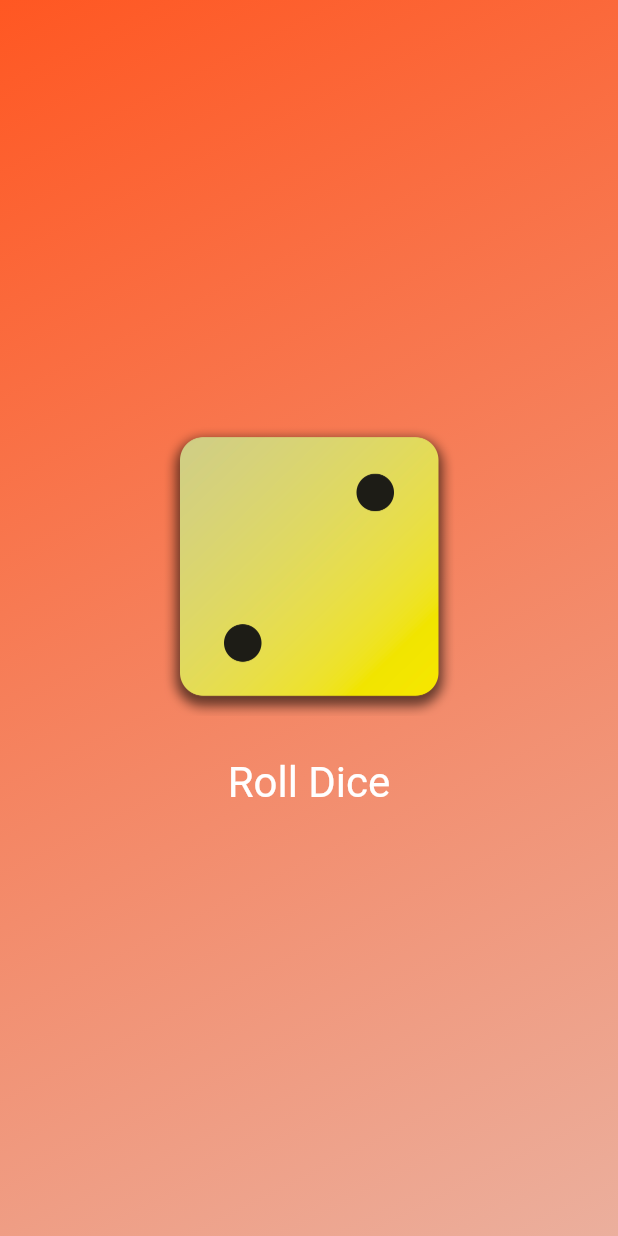
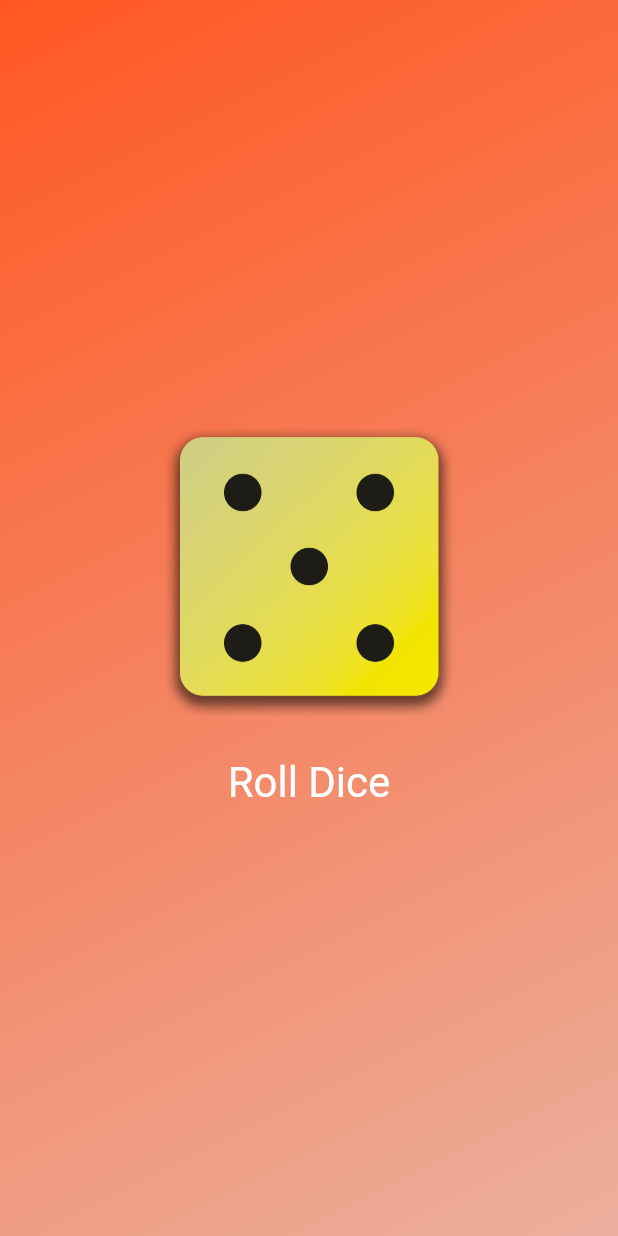
Before and after one commit to howdy10/FlutterLearning, a Flutter app: the screen it shows after launch, after a tap on "Roll Dice", on a phone screen of 412 x 824 dp. Run offline on Flutter 3.47's test engine with Material 2 defaults, Android fonts, the phone set to English and light mode, and no system bars.

Commit message:
Completed Section 2

```diff
--- /dev/null
+++ b/lib/dice_roller.dart
@@ -0,0 +1,81 @@
+import 'package:flutter/material.dart';
+import 'dart:math';
+
+//Can be outside of class or in class.
+//It doesn't change so can be outside
+final randomizer = Random();
+
+//Stateful widgets needs two classes
+//Stateful widget is what is called by other to use
+//createState will return the private class that has the custom widget
+class DiceRoller extends StatefulWidget {
+  const DiceRoller({super.key});
+
+  //no build method for stateful Widget
+
+  //Return the state of type statefulWidget name
+  @override
+  State<DiceRoller> createState() {
+    return _DiceRollerState();
+  }
+}
+
+//start to _ this class is private
+//flutter requires to be seperate
+//extends state of type of custome Widget name
+class _DiceRollerState extends State<DiceRoller> {
+  //default value
+  var currentDiceRoll = 2;
+
+  //function
+  void rollDice() {
+    //Rerender the front end after you update a variable
+    //Inside is where you update the variables
+    setState(() {
+      //from dart math import
+      //This currently keeps recreating a Random object in memory
+      //currentDiceRoll = Random().nextInt(6) + 1; //number between 1 - 6
+
+      //This now uses final Random class stored in randomizer
+      //Will not create a new object of type random just use the final one
+      currentDiceRoll = randomizer.nextInt(6) + 1;
+
+      //print statement for debuging
+      //print('Changing image...');
+    });
+  }
+
+  @override
+  Widget build(context) {
+    return Column(
+      //Default value here is max
+      mainAxisSize: MainAxisSize.min,
+      children: [
+        Image.asset(
+          //$ inside string to inject variable
+          'assets/images/dice-$currentDiceRoll.png',
+          width: 200,
+        ),
+        //This is similar to adding padding to the next child
+        //You just insert an empty widget with a height
+        const SizedBox(
+          height: 20,
+        ),
+        TextButton(
+          //Ananymous function () {} Can be used to quicly set a funstion
+          //Can only be used in the one spot
+          //Can set a declared function
+          //Adding () means to execute the function
+          //No () pass a pointer to the function as a value
+          onPressed: rollDice,
+          style: TextButton.styleFrom(
+              //Can be done with an empty widget
+              //padding: const EdgeInsets.only(top: 20),
+              foregroundColor: Colors.white,
+              textStyle: const TextStyle(fontSize: 28)),
+          child: const Text('Roll Dice'),
+        )
+      ],
+    );
+  }
+}
--- a/lib/gradient_container.dart
+++ b/lib/gradient_container.dart
@@ -1,3 +1,4 @@
+import 'package:first_app/dice_roller.dart';
 import 'package:flutter/material.dart';
 
 /// Widgets being used
@@ -20,6 +21,9 @@ const startAlignment = Alignment.topLeft;
 const endAlignment = Alignment.bottomRight;
 
 //Custom widget
+//StatelessWidget great for widget that takes in inputs and outputs widgets
+//StatefulWidgets that can change internally and changes the UI
+//If the data changes inside
 class GradientContainer extends StatelessWidget {
   //Different ways to do constructor to send key to super
   //GradientContainer({key}) : super(key: key);
@@ -27,14 +31,14 @@ class GradientContainer extends StatelessWidget {
 
   //Since we need colors to have a value we need to mark it as requeired
   //A named argument is optional by default
-  GradientContainer({super.key, required this.colors});
+  const GradientContainer({super.key, required this.colors});
 
   //Multiple constructors
   //constructor with default values set already
-  GradientContainer.purple({super.key})
+  const GradientContainer.purple({super.key})
       : colors = const [Colors.deepPurple, Colors.indigo];
 
-  GradientContainer.orage({super.key})
+  const GradientContainer.orage({super.key})
       : colors = const [Colors.deepOrange, Color.fromARGB(255, 235, 175, 157)];
 
   //const is a flutter optimization
@@ -42,15 +46,6 @@ class GradientContainer extends StatelessWidget {
   //Instead of recreating it in memory
 
   final List<Color> colors;
-
-  var activeDiceImage = 'assets/images/dice-2.png';
-
-  //function
-  void rollDice() {
-    activeDiceImage = 'assets/images/dice-4.png';
-    //print statement for debuging
-    print('Changing image...');
-  }
 
   //override says it is overriding from the extended class
   @override
@@ -63,37 +58,7 @@ class GradientContainer extends StatelessWidget {
           end: endAlignment,
         ),
       ),
-      child: Center(
-        child: Column(
-          //Default value here is max
-          mainAxisSize: MainAxisSize.min,
-          children: [
-            Image.asset(
-              activeDiceImage,
-              width: 200,
-            ),
-            //This is similar to adding padding to the next child
-            //You just insert an empty widget with a height
-            const SizedBox(
-              height: 20,
-            ),
-            TextButton(
-              //Ananymous function () {} Can be used to quicly set a funstion
-              //Can only be used in the one spot
-              //Can set a declared function
-              //Adding () means to execute the function
-              //No () pass a pointer to the function as a value
-              onPressed: rollDice,
-              style: TextButton.styleFrom(
-                  //Can be done with an empty widget
-                  //padding: const EdgeInsets.only(top: 20),
-                  foregroundColor: Colors.white,
-                  textStyle: const TextStyle(fontSize: 28)),
-              child: const Text('Roll Dice'),
-            )
-          ],
-        ),
-      ),
+      child: const Center(child: DiceRoller()),
     );
   }
 }
--- a/lib/main.dart
+++ b/lib/main.dart
@@ -6,7 +6,7 @@ void main() {
   //runApp is the method where the app begins
   runApp(
     //Apps should begin with Material App
-    MaterialApp(
+    const MaterialApp(
       //Scaffold is a widget that helps create a page
       home: Scaffold(
         body: GradientContainer.orage(),
```
